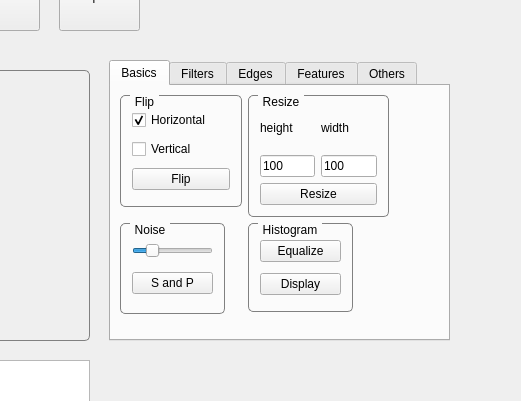
Qt form mainwindow.ui (yanik-porto/VPapp) before a commit; both pictures show x 211 to 732 and y 97 to 498 of the 732 by 900 pixel window.
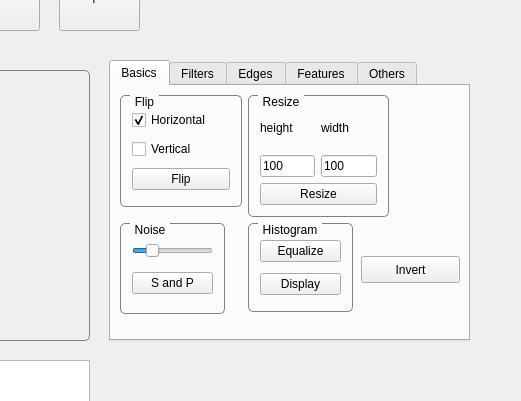
The same form after that commit. The open tabs and pages were chosen to show the change.

```diff
--- a/mainwindow.ui
+++ b/mainwindow.ui
@@ -77,7 +77,7 @@
      <rect>
       <x>320</x>
       <y>140</y>
-      <width>341</width>
+      <width>361</width>
       <height>281</height>
      </rect>
     </property>
@@ -308,6 +308,19 @@
        </item>
       </layout>
      </widget>
+     <widget class="QPushButton" name="pushButton_invert">
+      <property name="geometry">
+       <rect>
+        <x>250</x>
+        <y>170</y>
+        <width>99</width>
+        <height>27</height>
+       </rect>
+      </property>
+      <property name="text">
+       <string>Invert</string>
+      </property>
+     </widget>
     </widget>
     <widget class="QWidget" name="tab_2">
      <attribute name="title">
@@ -1109,19 +1122,6 @@
        <string>Logo</string>
       </property>
      </widget>
-     <widget class="QPushButton" name="pushButton_invert">
-      <property name="geometry">
-       <rect>
-        <x>110</x>
-        <y>20</y>
-        <width>99</width>
-        <height>27</height>
-       </rect>
-      </property>
-      <property name="text">
-       <string>Invert</string>
-      </property>
-     </widget>
     </widget>
    </widget>
    <widget class="QLabel" name="label_histR">
```
Left out of the diff: 2 changed lines with no effect on the pictures.
